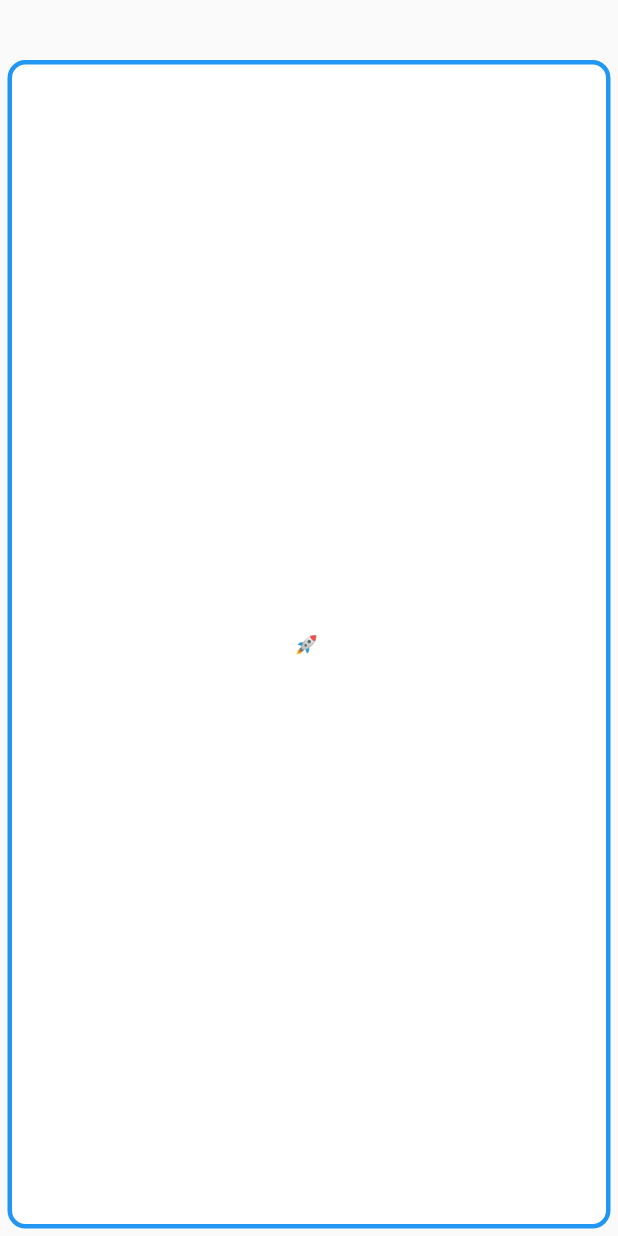
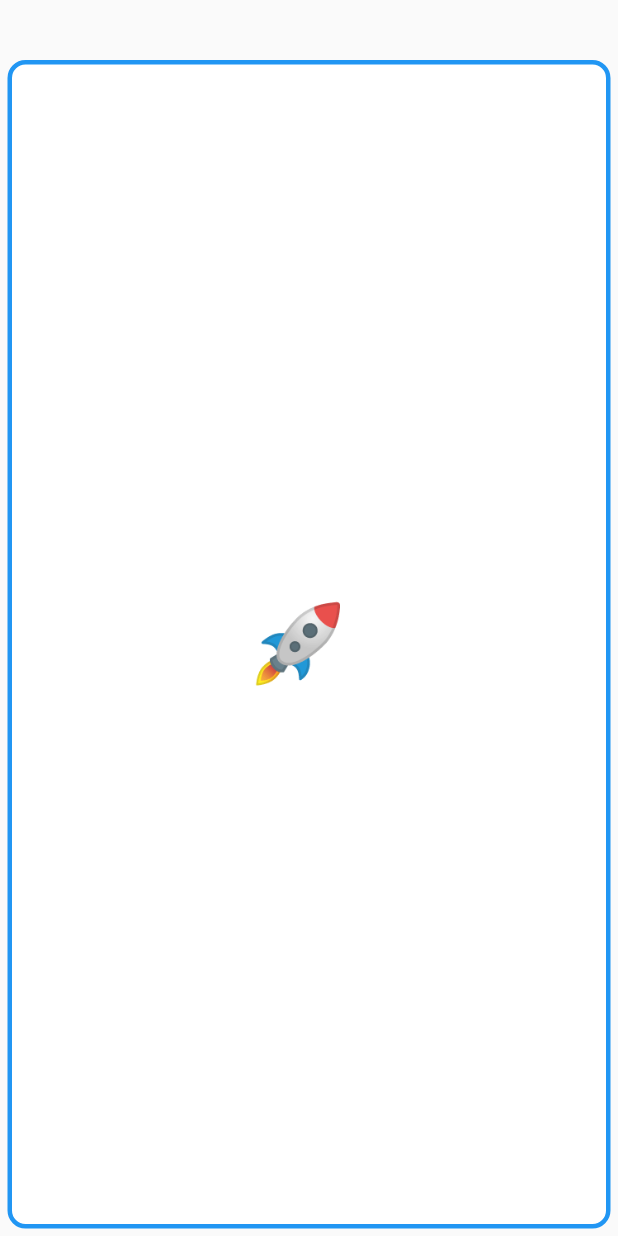
Before and after one commit to IDvan007/memorize, a Flutter app: the screen it shows after launch, on a phone screen of 412 x 824 dp. Run offline on Flutter 3.47's test engine with Material 2 defaults, Android fonts, the phone set to English and light mode, and no system bars.

Commit message:
rocket size 60

```diff
--- a/lib/home_game.dart
+++ b/lib/home_game.dart
@@ -16,7 +16,7 @@ class MyHomeGame extends StatelessWidget {
               borderRadius: BorderRadius.circular(12),
             ),
             child: const Center(
-              child: Text('\u{1F680} '),
+              child: Text('\u{1F680} ', style: TextStyle( fontSize: 60),),
             ),
           ),
         ),
```
